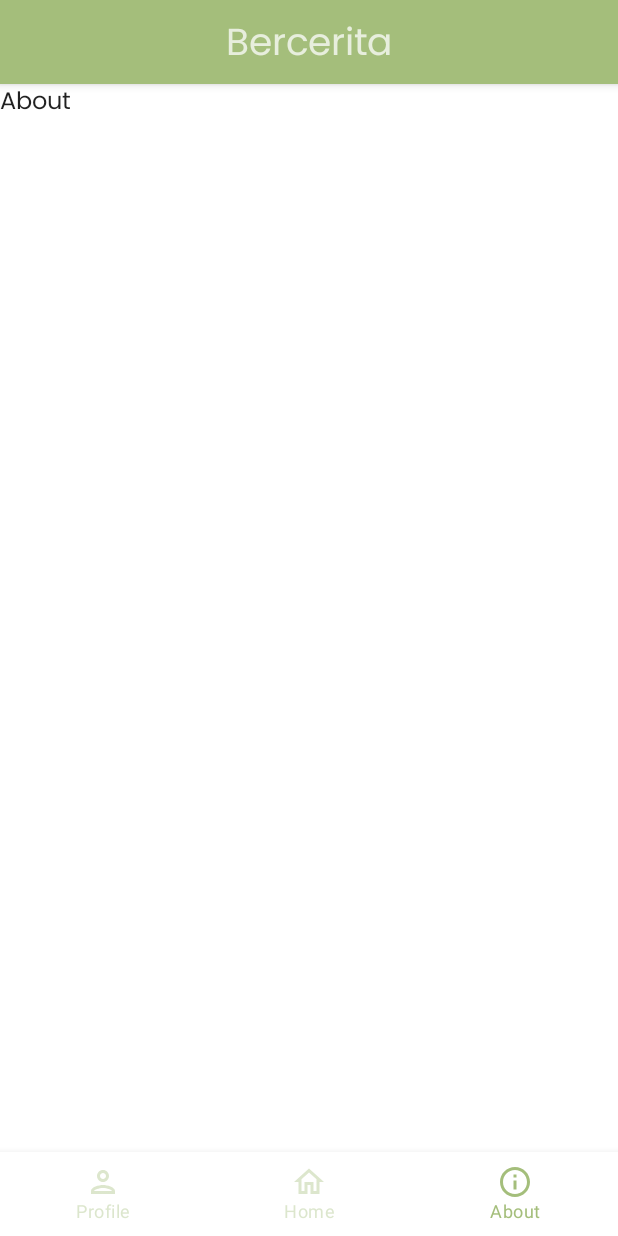
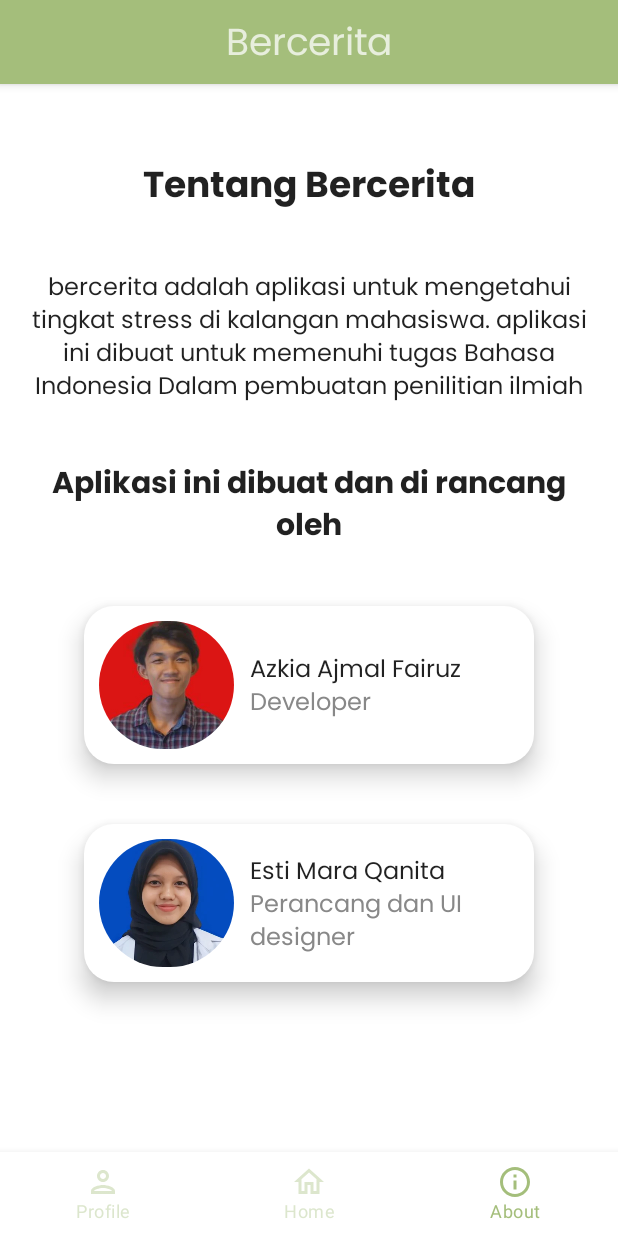
Before and after one commit to azkifairuz/Bercerita, an Android app built with Jetpack Compose: the myApp screen opened through its navigation route, item 3 of the bottom bar chosen, on a phone screen of 412 x 824 dp. Run offline under Robolectric (Android 15) with nearby library versions, the phone set to English and light mode, and no system bars; our stand-ins replace Firebase (no records; nobody signed in at launch, a user with empty details on screens opened directly).

Commit message:
feat : about screen

```diff
--- a/app/src/main/java/com/javfairuz/bercerita/home/AboutScreen.kt
+++ b/app/src/main/java/com/javfairuz/bercerita/home/AboutScreen.kt
@@ -1,12 +1,111 @@
 package com.javfairuz.bercerita.home
 
-import androidx.compose.foundation.layout.Column
+import androidx.compose.foundation.Image
+import androidx.compose.foundation.layout.*
+import androidx.compose.foundation.shape.RoundedCornerShape
+import androidx.compose.material.Card
+import androidx.compose.material.MaterialTheme
 import androidx.compose.material.Text
 import androidx.compose.runtime.Composable
+import androidx.compose.ui.Alignment
+import androidx.compose.ui.Modifier
+import androidx.compose.ui.draw.clip
+import androidx.compose.ui.geometry.Size
+import androidx.compose.ui.graphics.Color
+import androidx.compose.ui.layout.ContentScale
+import androidx.compose.ui.res.painterResource
+import androidx.compose.ui.text.style.TextAlign
+import androidx.compose.ui.tooling.preview.Preview
+import androidx.compose.ui.unit.dp
+import androidx.compose.ui.unit.sp
+import com.javfairuz.bercerita.R
+import com.javfairuz.bercerita.ui.theme.BerceritaTheme
+
 
 @Composable
-fun AboutScreen(){
-    Column() {
-        Text(text = "About")
+fun AboutScreen() {
+    BerceritaTheme() {
+        Column(
+            modifier = Modifier.padding(horizontal = 20.dp, vertical = 50.dp),
+            horizontalAlignment = Alignment.CenterHorizontally,
+
+            ) {
+            Text(text = "Tentang Bercerita", style = MaterialTheme.typography.h1)
+            Spacer(modifier = Modifier.padding(20.dp))
+            Text(
+                text = "bercerita adalah aplikasi untuk mengetahui tingkat stress di kalangan mahasiswa. aplikasi ini dibuat untuk memenuhi tugas Bahasa Indonesia Dalam pembuatan penilitian ilmiah",
+                textAlign = TextAlign.Center,
+                style = MaterialTheme.typography.body1
+            )
+            Spacer(modifier = Modifier.padding(20.dp))
+            Text(
+                text = "Aplikasi ini dibuat dan di rancang oleh",
+                textAlign = TextAlign.Center,
+                style = MaterialTheme.typography.h1,
+                fontSize = 20.sp
+            )
+            Spacer(modifier = Modifier.padding(20.dp))
+            CardProfile(name = "Azkia Ajmal Fairuz", subText = "Developer", image = R.drawable.azki_profile)
+            Spacer(modifier = Modifier.padding(20.dp))
+            CardProfile(name = "Esti Mara Qanita" , subText = "Perancang dan UI designer", image = R.drawable.esti_profile)
+
+            }
+
+        }
+}
+
+
+
+@Composable
+fun CardProfile(
+    name: String = "",
+    subText: String = "",
+    image: Int = 0,
+) {
+    Card(
+        modifier = Modifier
+            .height(105.dp),
+        shape = RoundedCornerShape(20.dp),
+        elevation = 10.dp
+    ) {
+        Row(
+            modifier = Modifier
+                .width(300.dp)
+                .height(100.dp)
+                .padding(10.dp),
+            horizontalArrangement = Arrangement.Center,
+            verticalAlignment = Alignment.CenterVertically
+        ) {
+            Image(
+                painter = painterResource(id = image),
+                contentDescription = null,
+                modifier = Modifier
+                    .clip(
+                        RoundedCornerShape(50.dp)
+                    )
+                    .width(50.dp)
+                    .weight(1f),
+                contentScale = ContentScale.FillWidth
+            )
+            Spacer(modifier = Modifier.padding(5.dp))
+            Column(
+                modifier = Modifier
+                    .weight(2f)
+                    .fillMaxHeight(),
+                verticalArrangement = Arrangement.Center
+            ) {
+                Text(text = name)
+                Text(text = subText, color = Color.Gray)
+
+            }
+        }
     }
 }
+
+@Preview(showSystemUi = true)
+@Composable
+fun PrevCard() {
+    BerceritaTheme {
+        AboutScreen()
+    }
+}
--- a/app/src/main/java/com/javfairuz/bercerita/ui/theme/Color.kt
+++ b/app/src/main/java/com/javfairuz/bercerita/ui/theme/Color.kt
@@ -7,3 +7,4 @@ val Purple500 = Color(0xFF6200EE)
 val Purple700 = Color(0xFF3700B3)
 val Teal200 = Color(0xFF03DAC5)
 val GreenPrymary =  Color(0xFFA4BE7B)
+val BluePrymary = Color(0xff1C82AD)
--- a/app/src/main/res/values/colors.xml
+++ b/app/src/main/res/values/colors.xml
@@ -7,4 +7,5 @@
     <color name="teal_700">#FF018786</color>
     <color name="black">#FF000000</color>
     <color name="white">#FFFFFFFF</color>
+    <color name="bluePrymary">#FF1C82AD</color>
 </resources>
```
Also changed, not shown: app/src/main/res/drawable/azki_profile.png (added), app/src/main/res/drawable/esti_profile.png (added).
